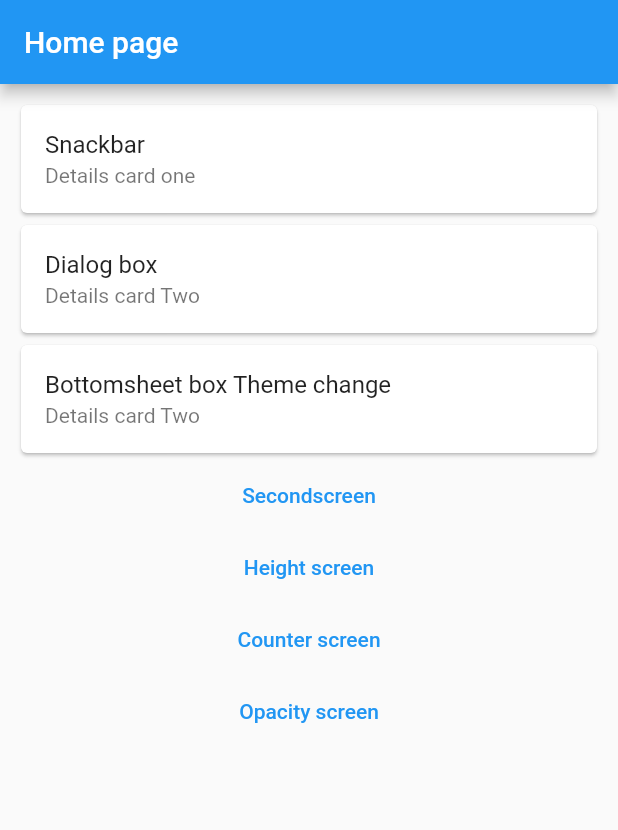
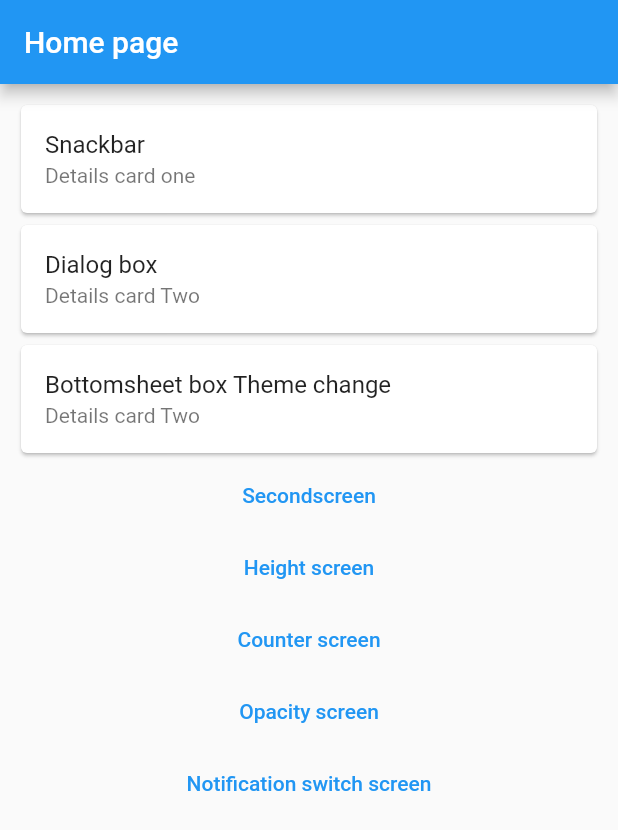
Before and after one commit to MuhammadYousufbhimla/Getx, a Flutter app: the screen it shows after launch, on a phone screen of 412 x 824 dp. Shown: the top 830 px of the screen. Run offline on Flutter 3.47's test engine with Material 2 defaults, Android fonts, the phone set to English and light mode, and no system bars; our stand-ins replace form_field_validator, get; missing offline and left inert: dart:html.

Commit message:
switch button theme changer working

```diff
--- a/lib/controller/counter_contoller.dart
+++ b/lib/controller/counter_contoller.dart
@@ -4,6 +4,8 @@ import 'package:get/get.dart';
 class countercontrollers extends GetxController{
   RxInt counter=1.obs;
   RxDouble opacity=.4.obs;
+  RxBool notification=false.obs;
+
 // Create method counter
   incrementcounter(){
     counter.value++;
@@ -17,4 +19,11 @@ class countercontrollers extends GetxController{
 
   }
 
+// Create method switch btn
+
+setnotification(bool value){
+  notification.value=value;
+  print(notification.value);
 }
+
+}
--- a/lib/homescreen.dart
+++ b/lib/homescreen.dart
@@ -103,6 +103,11 @@ class _HomescreenState extends State<Homescreen> {
             onPressed: (){Get.toNamed('/opacity');
             },
             child: Text("Opacity screen")),
+             TextButton(
+            onPressed: (){Get.toNamed('/switch');
+            },
+            child: Text("Notification switch screen")),
+
           ],
 
         ),
--- a/lib/main.dart
+++ b/lib/main.dart
@@ -9,6 +9,7 @@ import 'package:getx/langugae.dart';
 import 'package:getx/login.dart';
 import 'package:getx/opacity.dart';
 import 'package:getx/secondscreen.dart';
+import 'package:getx/swithchbtn.dart';
 import 'package:getx/transalations.dart';
 
 void main() {
@@ -39,6 +40,7 @@ class _MyAppState extends State<MyApp> {
          GetPage(name: '/height1',page:()=>hegwidth()),
           GetPage(name: '/counters',page:()=>counter()),
            GetPage(name: '/opacity',page:()=>opacitycheck()),
+                    GetPage(name: '/switch',page:()=>switchbtn()),
       ],
     );
   }
```
Also changed, not shown: lib/swithchbtn.dart (added, +42 -0 lines).
